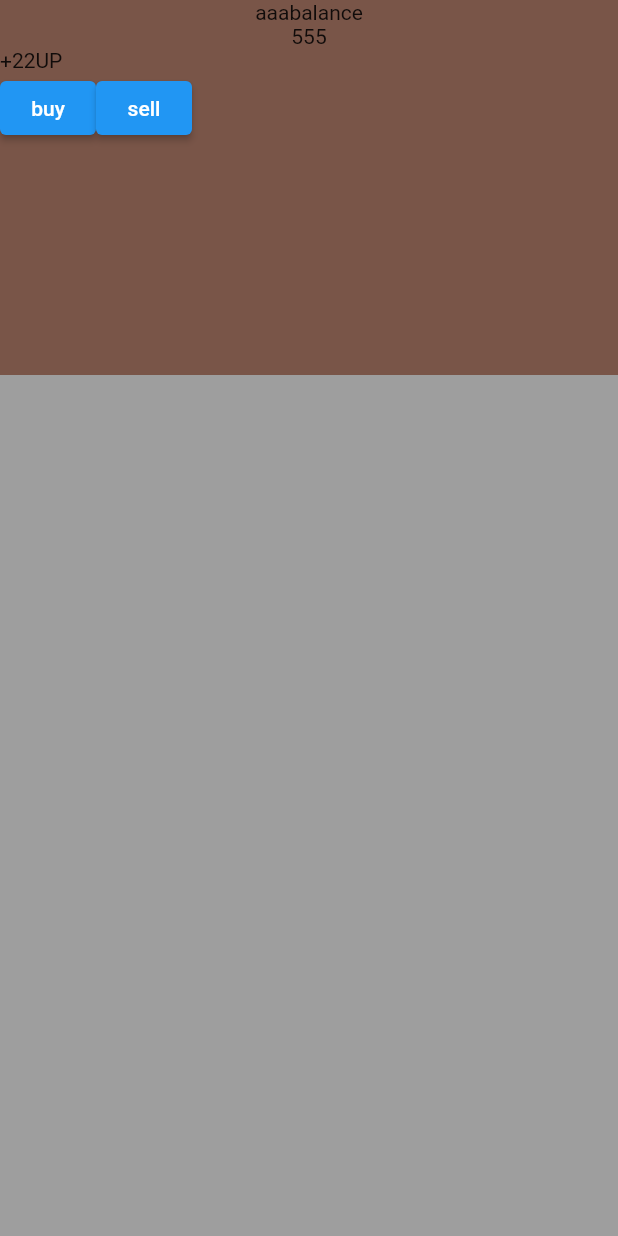
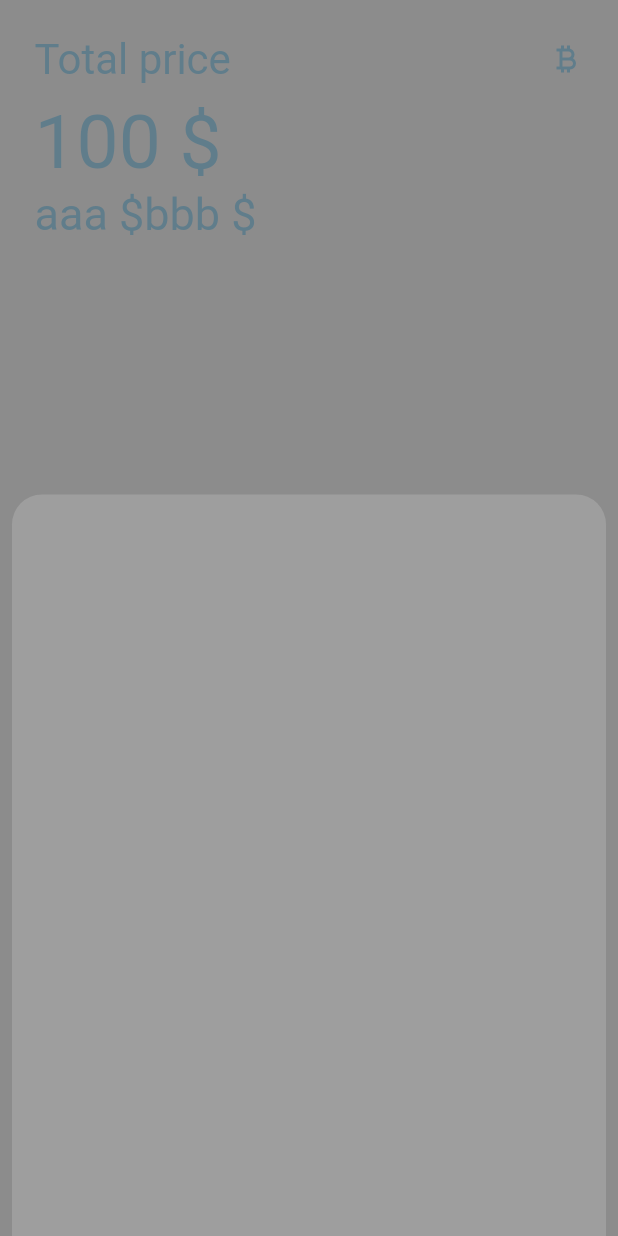
Before and after one commit to Fszymczuk/currency_exchange, a Flutter app: the screen it shows after launch, on a phone screen of 412 x 824 dp. Run offline on Flutter 3.47's test engine with Material 2 defaults, Android fonts, the phone set to English and light mode, and no system bars.

Commit message:
prepare loyaut

```diff
--- a/lib/main.dart
+++ b/lib/main.dart
@@ -16,25 +16,53 @@ class MyApp extends StatelessWidget {
       ),
       home: SafeArea(
         child: Scaffold(
+          backgroundColor: Colors.black45,
           body: Column(
             children: [
-              Container(
-                color: Colors.brown,
-                height: 250.0,
-                child: Expanded(
+              Expanded(
+                flex: 4,
+                child: Padding(
+                  padding: const EdgeInsets.all(23.0),
                   child: Column(
                     children: [
-                      const Text('aaabalance'),
-                      const Text('555'),
                       Row(
-                        children: const [Text('+22'), Text('UP')],
+                        mainAxisAlignment: MainAxisAlignment.spaceBetween,
+                        children: const [
+                          Text(
+                            'Total price',
+                            style:
+                                TextStyle(color: Colors.blueGrey, fontSize: 28),
+                          ),
+                          Icon(
+                            Icons.currency_bitcoin,
+                            color: Colors.blueGrey,
+                          )
+                        ],
+                      ),
+                      const SizedBox(
+                        height: 10,
                       ),
                       Row(
-                        children: [
-                          ElevatedButton(
-                              onPressed: (() {}), child: const Text('buy')),
-                          ElevatedButton(
-                              onPressed: (() {}), child: const Text('sell'))
+                        children: const [
+                          Text(
+                            '100 \$',
+                            style:
+                                TextStyle(color: Colors.blueGrey, fontSize: 50),
+                          ),
+                        ],
+                      ),
+                      Row(
+                        children: const [
+                          Text(
+                            'aaa \$',
+                            style:
+                                TextStyle(color: Colors.blueGrey, fontSize: 30),
+                          ),
+                          Text(
+                            'bbb \$',
+                            style:
+                                TextStyle(color: Colors.blueGrey, fontSize: 30),
+                          ),
                         ],
                       )
                     ],
@@ -42,8 +70,14 @@ class MyApp extends StatelessWidget {
                 ),
               ),
               Expanded(
+                flex: 6,
                 child: Container(
-                  color: Colors.grey,
+                  margin: const EdgeInsets.symmetric(horizontal: 8.0),
+                  decoration: const BoxDecoration(
+                      color: Colors.grey,
+                      borderRadius: BorderRadius.only(
+                          topRight: Radius.circular(20),
+                          topLeft: Radius.circular(20))),
                 ),
               ),
             ],
```
